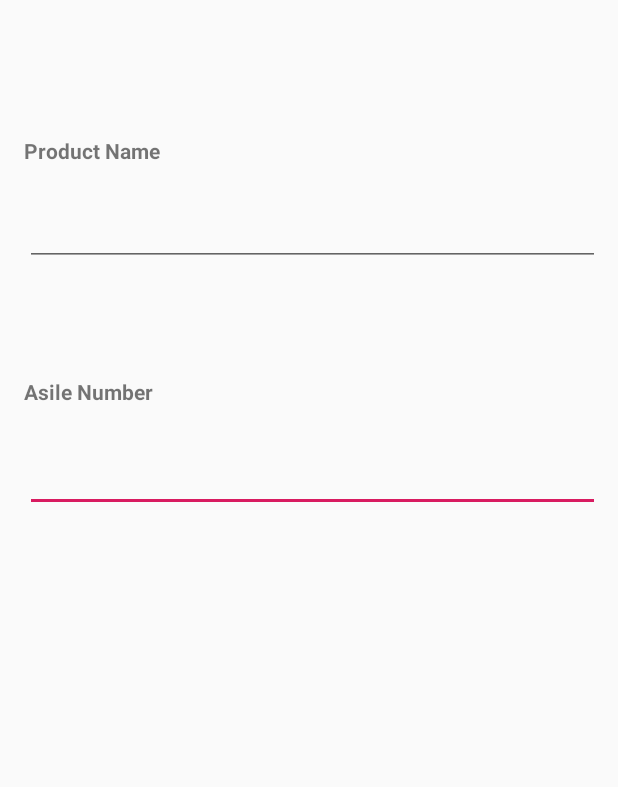
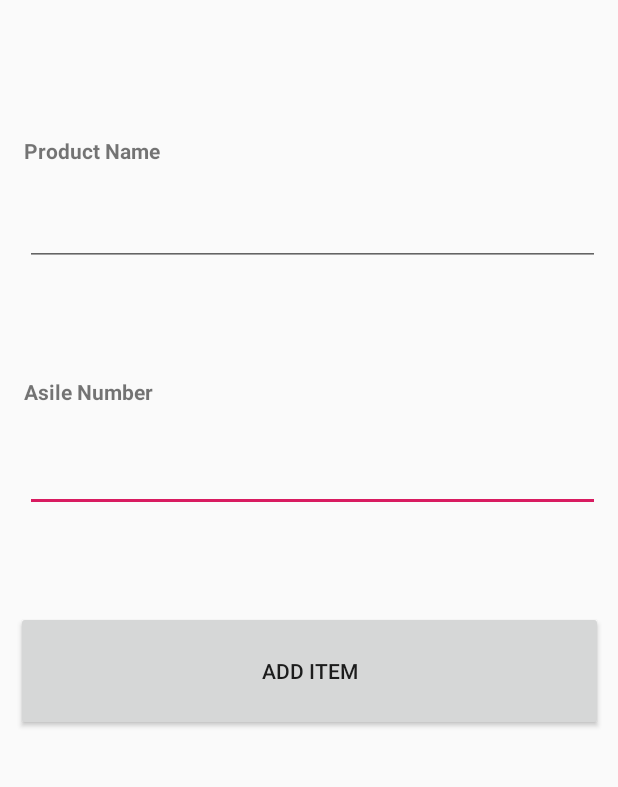
Before and after one commit to nishchayjeet/FindMyAsile, an Android app: the add_item screen opened directly, with no data from a screen before it, on a phone screen of 412 x 824 dp, the part 399-1186 px from its top. Run offline under Robolectric (Android 15) with nearby library versions, the light colour scheme and no system bars; our stand-ins replace Firebase (no records; nobody signed in at launch, a user with empty details on screens opened directly); Roboto replaces fonts that are not available here.

Commit message:
Add Items Coding DOne

```diff
--- a/app/build.gradle
+++ b/app/build.gradle
@@ -24,7 +24,7 @@ dependencies {
     implementation fileTree(dir: 'libs', include: ['*.jar'])
     implementation 'androidx.appcompat:appcompat:1.0.2'
     implementation 'androidx.constraintlayout:constraintlayout:1.1.3'
-    implementation 'com.google.firebase:firebase-database:16.0.4'
+    implementation 'com.google.firebase:firebase-database:19.2.0'
     testImplementation 'junit:junit:4.12'
     androidTestImplementation 'androidx.test.ext:junit:1.1.0'
     androidTestImplementation 'androidx.test.espresso:espresso-core:3.1.1'
--- a/app/src/main/AndroidManifest.xml
+++ b/app/src/main/AndroidManifest.xml
@@ -9,7 +9,9 @@
         android:roundIcon="@mipmap/ic_launcher_round"
         android:supportsRtl="true"
         android:theme="@style/AppTheme">
-        <activity android:name=".add_item" android:screenOrientation="portrait"></activity>
+        <activity
+            android:name=".add_item"
+            android:screenOrientation="portrait" />
         <activity
             android:name=".login"
             android:screenOrientation="portrait" />
--- a/app/src/main/java/com/example/findmyasile/add_item.java
+++ b/app/src/main/java/com/example/findmyasile/add_item.java
@@ -3,14 +3,48 @@ package com.example.findmyasile;
 import androidx.appcompat.app.AppCompatActivity;
 
 import android.os.Bundle;
+import android.view.View;
+import android.widget.Button;
+import android.widget.EditText;
+
+import com.google.firebase.database.DatabaseReference;
+import com.google.firebase.database.FirebaseDatabase;
 
 public class add_item extends AppCompatActivity {
 
+    private Button BtnSave;
+    private EditText inputAsile, InputName;
+
+    DatabaseReference ref;
     @Override
     protected void onCreate(Bundle savedInstanceState) {
         super.onCreate(savedInstanceState);
         setContentView(R.layout.activity_add_item);
         setTitle("Add New Item");
 
+        InputName = findViewById(R.id.editText5);
+        inputAsile = findViewById(R.id.editText7);
+
+
+        BtnSave = findViewById(R.id.button6);
+
+        ref = FirebaseDatabase.getInstance().getReference().child("Products");
+        BtnSave.setOnClickListener(new View.OnClickListener() {
+            @Override
+            public void onClick(View v) {
+
+                String Pname = InputName.getText().toString();
+                String Pasile = inputAsile.getText().toString();
+
+                String key =ref.push().getKey();
+                ref.child(key).child("Pname").setValue(Pname);
+                ref.child(key).child("Pasile").setValue(Pasile);
+
+
+
+
+            }
+        });
+
     }
 }
--- a/app/src/main/java/com/example/findmyasile/getStarted.java
+++ b/app/src/main/java/com/example/findmyasile/getStarted.java
@@ -35,6 +35,8 @@ public class getStarted extends AppCompatActivity {
         startActivity(add);
     }
 
+
+
     @Override
     public boolean onCreateOptionsMenu(Menu menu) {
         getMenuInflater().inflate(R.menu.bottom_navigation, menu);
@@ -69,6 +71,9 @@ public class getStarted extends AppCompatActivity {
                 return super.onOptionsItemSelected(item);
         }
 
+
+
+
     }
 
 }
--- a/app/src/main/res/layout/activity_add_item.xml
+++ b/app/src/main/res/layout/activity_add_item.xml
@@ -84,4 +84,17 @@
         app:layout_constraintStart_toStartOf="parent"
         app:layout_constraintTop_toTopOf="parent"
         app:layout_constraintVertical_bias="0.47" />
+
+    <Button
+        android:id="@+id/button6"
+        android:layout_width="391dp"
+        android:layout_height="80dp"
+        android:text="ADD ITEM"
+        app:layout_constraintBottom_toBottomOf="parent"
+        app:layout_constraintEnd_toEndOf="parent"
+        app:layout_constraintStart_toStartOf="parent"
+        app:layout_constraintTop_toTopOf="parent"
+        app:layout_constraintVertical_bias="0.897" />
+
+
 </androidx.constraintlayout.widget.ConstraintLayout>
```
Also changed, not shown: app/src/main/java/com/example/findmyasile/Productsmodel.java (deleted, +0 -31 lines), app/src/main/res/layout/single_view_layout.xml (added, +24 -0 lines).
